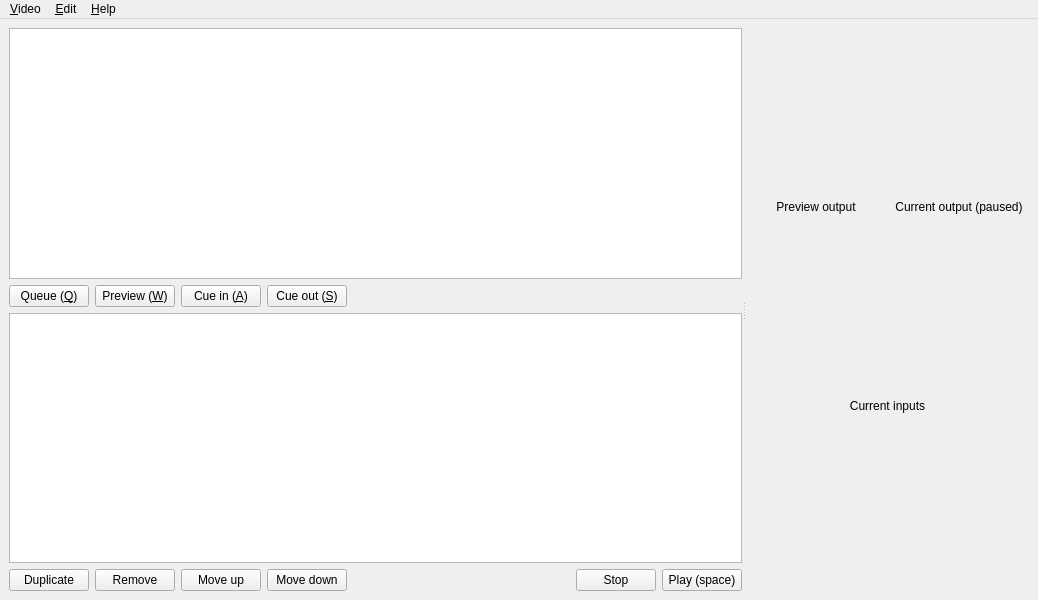
breizhcamp/nageru, file futatabi/mainwindow.ui: the form before one commit.
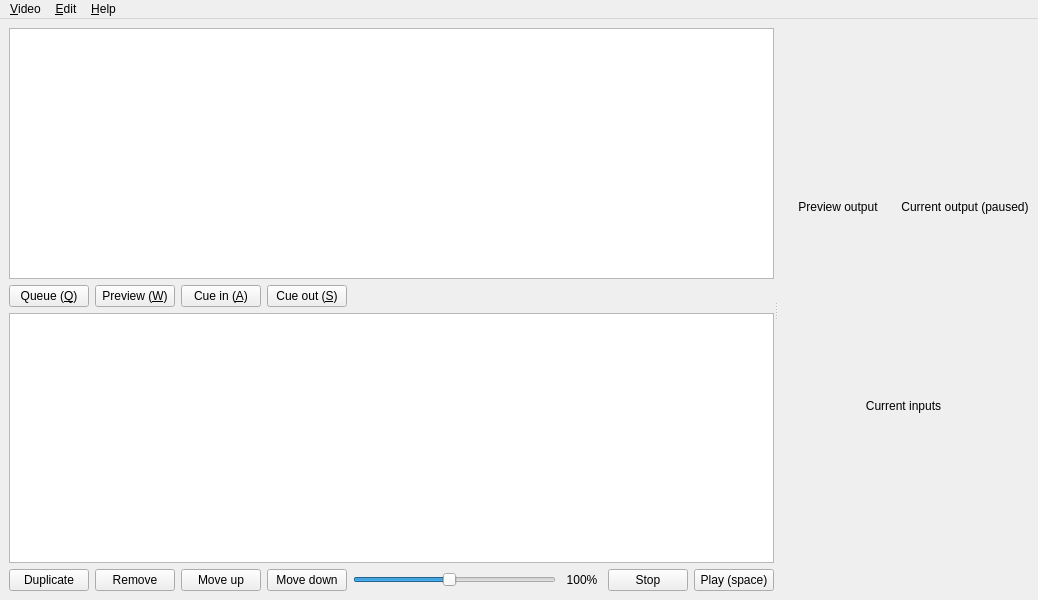
The form after the commit. Icons and pictures are not drawn. Custom widgets are drawn as their Qt base class.

Commit message: Support changing overall playing speed at runtime, using a slider or a MIDI controller.

```diff
--- a/futatabi/mainwindow.ui
+++ b/futatabi/mainwindow.ui
@@ -141,17 +141,42 @@
            </widget>
           </item>
           <item>
-           <spacer name="horizontalSpacer">
+           <widget class="QSlider" name="speed_slider">
+            <property name="minimum">
+             <number>10</number>
+            </property>
+            <property name="maximum">
+             <number>200</number>
+            </property>
+            <property name="value">
+             <number>100</number>
+            </property>
             <property name="orientation">
              <enum>Qt::Horizontal</enum>
             </property>
-            <property name="sizeHint" stdset="0">
+           </widget>
+          </item>
+          <item>
+           <widget class="QLabel" name="speed_label">
+            <property name="sizePolicy">
+             <sizepolicy hsizetype="Minimum" vsizetype="Preferred">
+              <horstretch>0</horstretch>
+              <verstretch>0</verstretch>
+             </sizepolicy>
+            </property>
+            <property name="minimumSize">
              <size>
               <width>40</width>
-              <height>20</height>
+              <height>0</height>
              </size>
             </property>
-           </spacer>
+            <property name="text">
+             <string>100%</string>
+            </property>
+            <property name="alignment">
+             <set>Qt::AlignCenter</set>
+            </property>
+           </widget>
           </item>
           <item>
            <widget class="QPushButton" name="stop_btn">
```
The commit also changes 10 other files.
